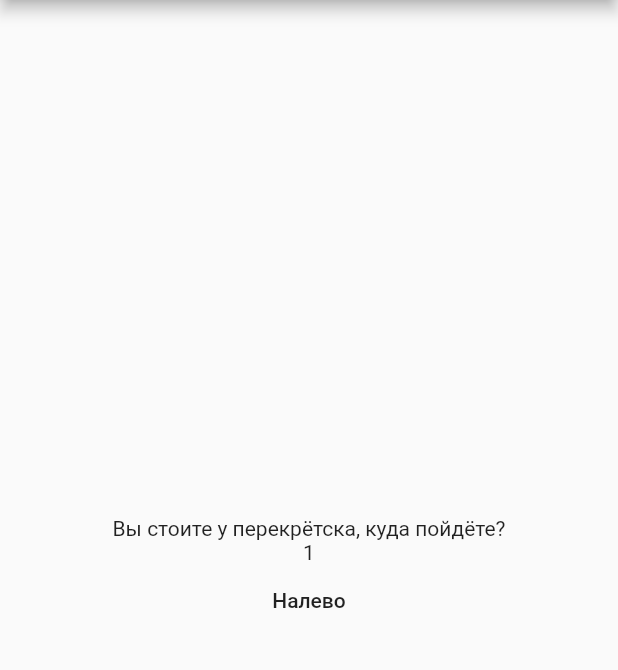
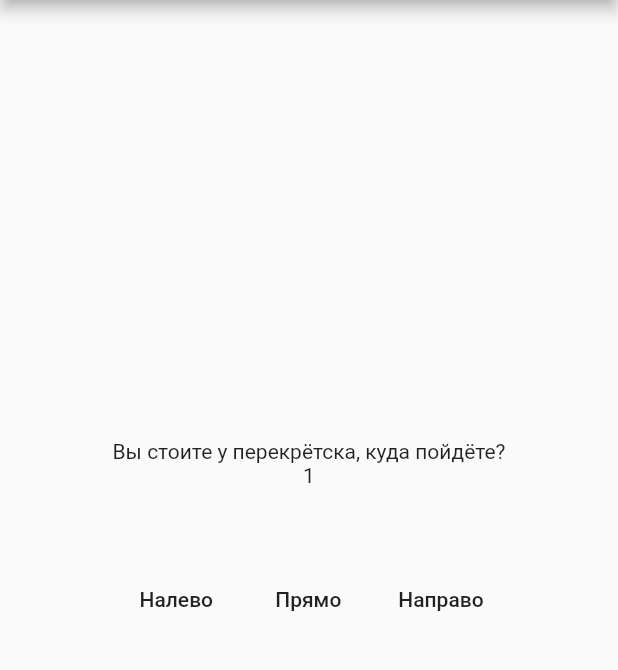
Before and after one commit to ivatar39/text_quest, a Flutter app: the screen it shows after launch, after a tap on "Начать▶", on a phone screen of 412 x 824 dp, the part 84-754 px from its top. Run offline on Flutter 3.47's test engine with Material 2 defaults, Android fonts, the phone set to English and light mode, and no system bars.

Commit message:
11 занятие, дз в качестве todo

```diff
--- a/lib/constants.dart
+++ b/lib/constants.dart
@@ -1,5 +1,7 @@
 //constants.dart
 import 'encounter.dart';
+
+//TODO: В качестве констант разместить свой текстовый квест
 
 final Map<int, Encounter> encounters = {
   -1: Encounter(
--- a/lib/main.dart
+++ b/lib/main.dart
@@ -37,7 +37,7 @@ class _MyAppState extends State<MyApp> {
 
     return MaterialApp(
       debugShowCheckedModeBanner: false,
-      theme: ThemeData.light(),
+      theme: ThemeData.light(),//TODO: Поменять тему приложения, сделать свою
       home: Scaffold(
         appBar: AppBar(
           title: Text('TextQuest'),
@@ -47,17 +47,27 @@ class _MyAppState extends State<MyApp> {
             mainAxisAlignment: MainAxisAlignment.center,
             children: <Widget>[
               Text(encounter.text),
-              Text('$stage'),
-              Row(
-                mainAxisAlignment: MainAxisAlignment.center,
-                children: <Widget>[
-                  MaterialButton(
-                    child: Text(encounter.options[0].text),
-                    onPressed: () {
-                      nextStage(encounter.options[0].id);
-                    },
-                  ),
-                ],
+              Flexible(flex: 4, child: Text('$stage')),
+              Flexible(
+                flex: 1,
+                child: ListView.builder(
+                  scrollDirection: Axis.horizontal,
+                  itemCount: encounter.options.length,
+                  shrinkWrap: true,
+                  itemBuilder: ((BuildContext context, int index) {
+                    return MaterialButton(
+                      child: Text(
+                        encounter.options[index].text,
+                        style: TextStyle(
+                            //TODO: Поменять стиль текста, настроить на свой
+                            ),
+                      ),
+                      onPressed: () {
+                        nextStage(encounter.options[index].id);
+                      },
+                    );
+                  }),
+                ),
               ),
             ],
           ),
```
